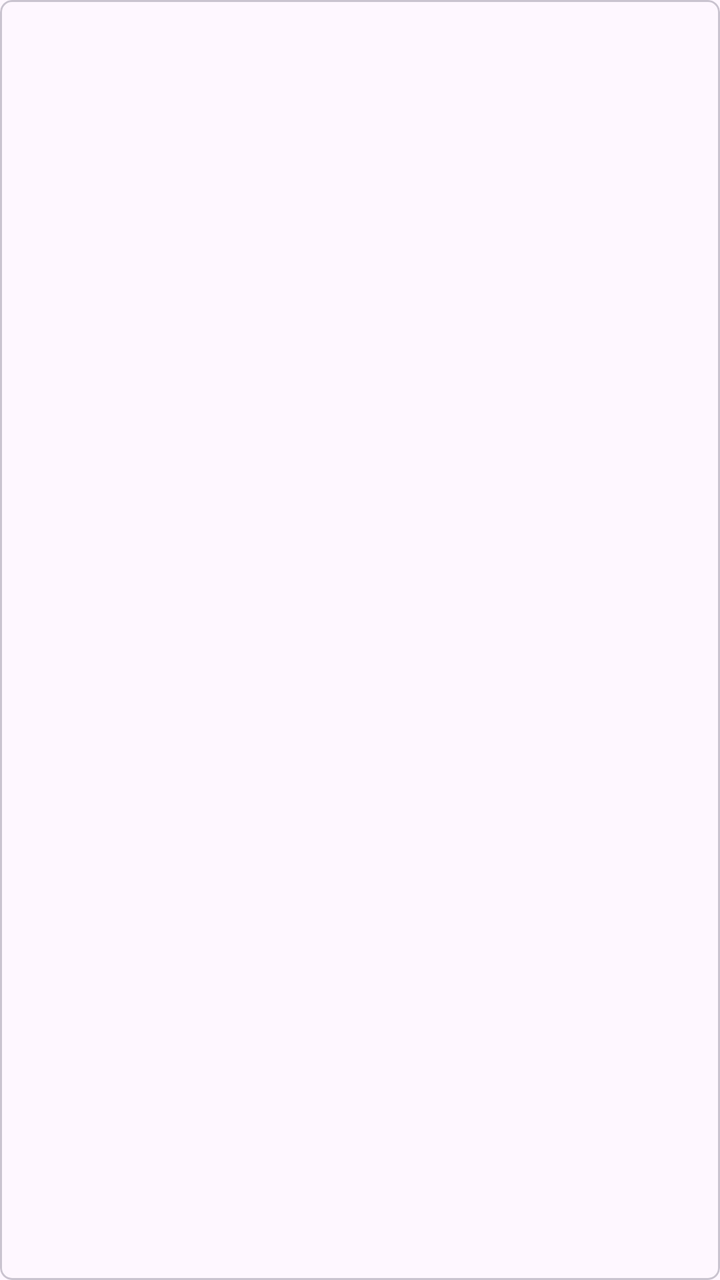
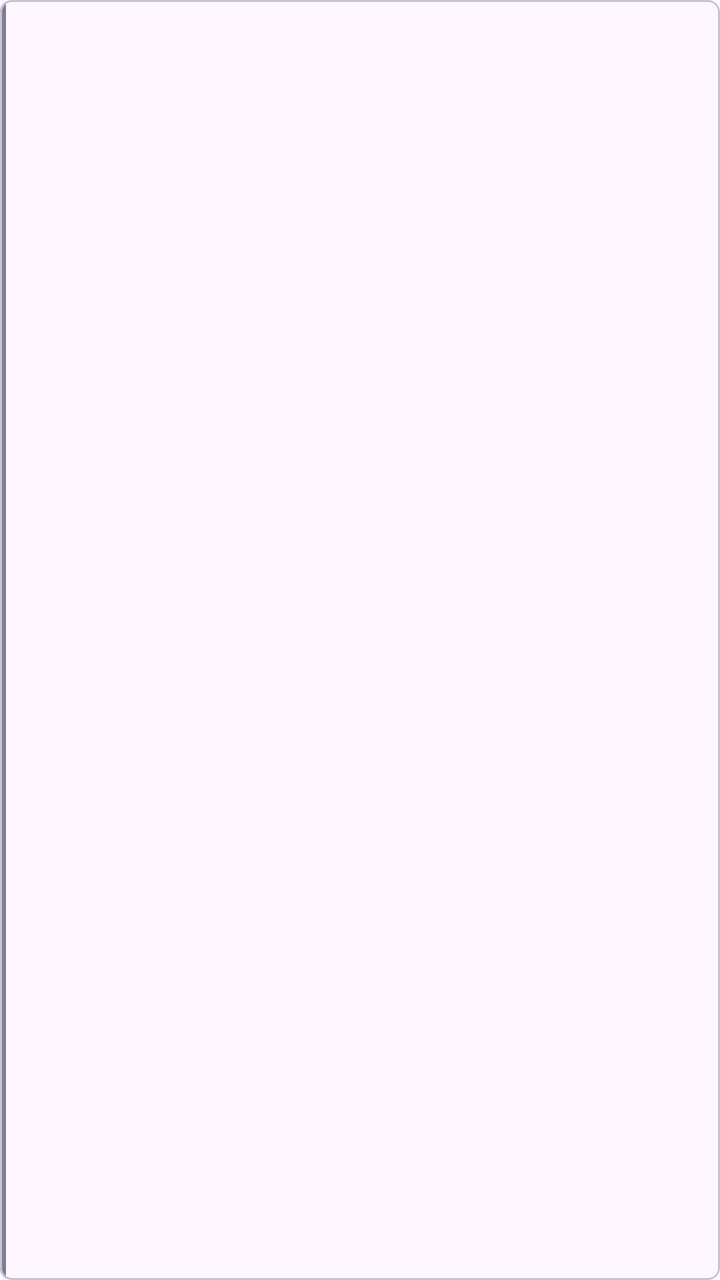

Screens rendered from an Android XML layout before and after an edit, with the pre-edit source and the edit as a unified diff.
<!-- AndroidManifest.xml: application theme Theme.WebUntis -->
<!-- res/layout/item_week_lesson.xml -->
<?xml version="1.0" encoding="utf-8"?>
<com.google.android.material.card.MaterialCardView xmlns:android="http://schemas.android.com/apk/res/android"
    xmlns:app="http://schemas.android.com/apk/res-auto"
    android:id="@+id/card_root"
    android:layout_width="match_parent"
    android:layout_height="match_parent"
    app:cardElevation="0dp"
    app:strokeWidth="1dp"
    app:strokeColor="?attr/colorOutlineVariant"
    app:cardCornerRadius="6dp">

    <LinearLayout
        android:layout_width="match_parent"
        android:layout_height="match_parent"
        android:orientation="vertical"
        android:gravity="center"
        android:paddingHorizontal="3dp"
        android:paddingVertical="2dp">

        
        <TextView
            android:id="@+id/text_subject_short"
            android:layout_width="match_parent"
            android:layout_height="wrap_content"
            android:gravity="center"
            android:textStyle="bold"
            android:textColor="?attr/colorOnSurface"
            android:maxLines="1"
            android:ellipsize="end"
            android:includeFontPadding="false" />

        
        <TextView
            android:id="@+id/text_subject_long"
            android:layout_width="match_parent"
            android:layout_height="wrap_content"
            android:gravity="center"
            android:textColor="?attr/colorOnSurfaceVariant"
            android:maxLines="1"
            android:ellipsize="end"
            android:includeFontPadding="false" />

    </LinearLayout>

</com.google.android.material.card.MaterialCardView>
<!-- resources referenced by this layout -->
<resources>
  <style name="Theme.WebUntis" parent="Theme.Material3.DayNight.NoActionBar">
          <item name="colorPrimary">@color/primary</item>
          <item name="colorPrimaryVariant">@color/primary_variant</item>
          <item name="colorOnPrimary">@color/on_primary</item>
          <item name="android:statusBarColor">?attr/colorSurface</item>
          <item name="android:navigationBarColor">?attr/colorSurface</item>
          <item name="android:windowLightStatusBar">true</item>
      </style>
  <color name="primary">#4F8EF7</color>
  <color name="primary_variant">#6C63FF</color>
  <color name="on_primary">#FFFFFF</color>
</resources>

<!-- the commit's change to res/layout/item_week_lesson.xml (unified diff, before → after) -->
@@ -12,10 +12,23 @@
     <LinearLayout
         android:layout_width="match_parent"
         android:layout_height="match_parent"
-        android:orientation="vertical"
-        android:gravity="center"
-        android:paddingHorizontal="3dp"
-        android:paddingVertical="2dp">
+        android:orientation="horizontal">
+
+        
+        <View
+            android:id="@+id/color_stripe"
+            android:layout_width="3dp"
+            android:layout_height="match_parent"
+            android:background="@color/subject_default" />
+
+        <LinearLayout
+            android:layout_width="0dp"
+            android:layout_height="match_parent"
+            android:layout_weight="1"
+            android:orientation="vertical"
+            android:gravity="center"
+            android:paddingHorizontal="3dp"
+            android:paddingVertical="2dp">
 
         
         <TextView
@@ -42,4 +55,6 @@
 
     </LinearLayout>
 
+    </LinearLayout>
+
 </com.google.android.material.card.MaterialCardView>
<!-- resource entries referenced after the edit -->
@@ -1,5 +1,6 @@
 <!-- resources referenced by this layout -->
 <resources>
+  <color name="subject_default">#7A7F94</color>
   <style name="Theme.WebUntis" parent="Theme.Material3.DayNight.NoActionBar">
           <item name="colorPrimary">@color/primary</item>
           <item name="colorPrimaryVariant">@color/primary_variant</item>
